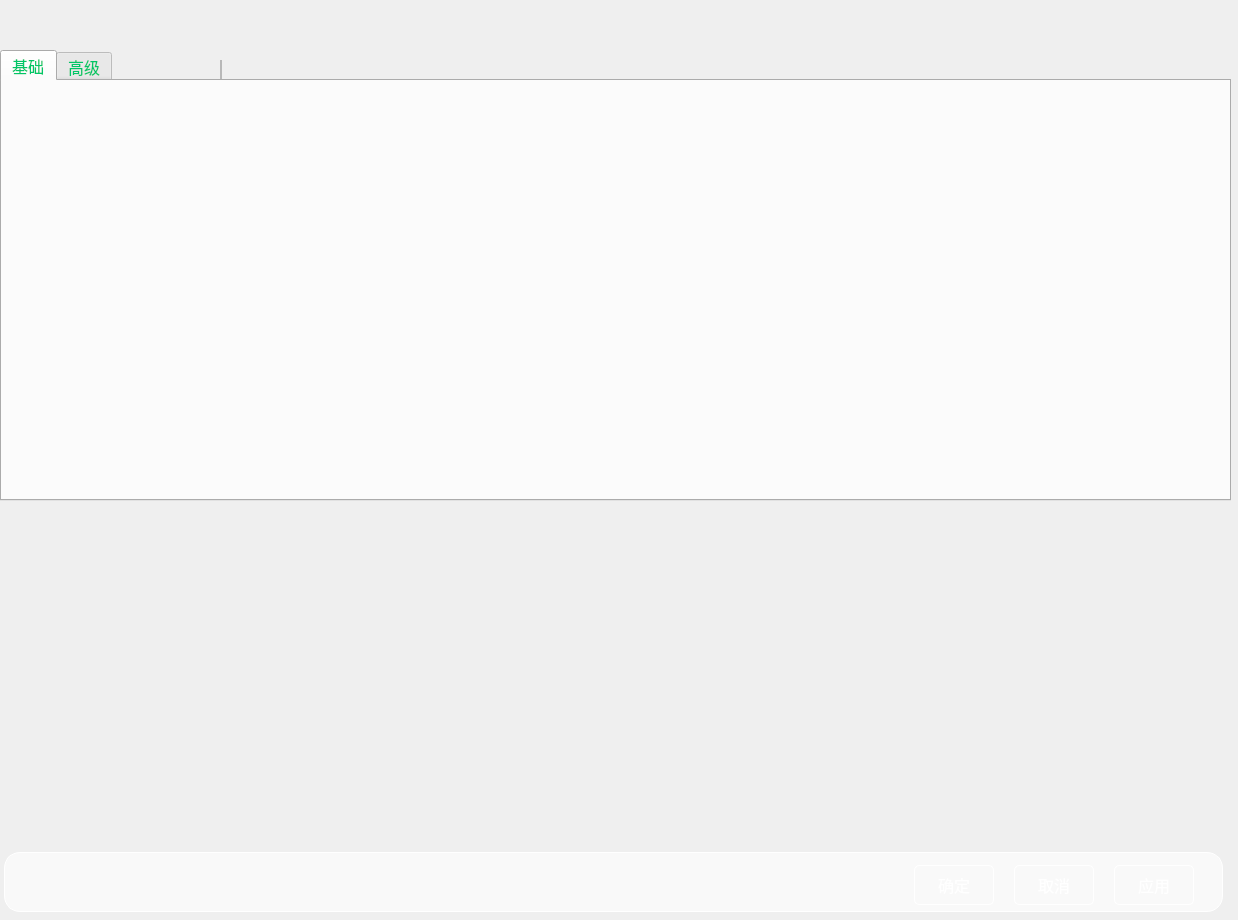
huangjingpei/myobs, file UI/gbs/bizWidgets/GBSBizSettingAV.ui: the form before one commit.
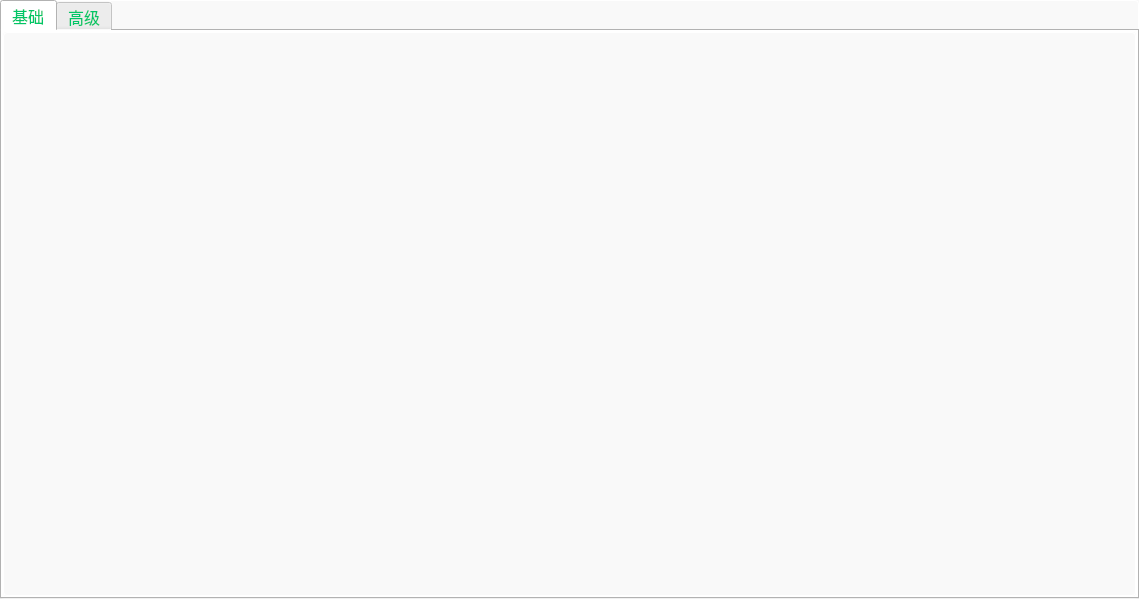
The form after the commit.

```diff
--- a/UI/gbs/bizWidgets/GBSBizSettingAV.ui
+++ b/UI/gbs/bizWidgets/GBSBizSettingAV.ui
@@ -6,13 +6,19 @@
    <rect>
     <x>0</x>
     <y>0</y>
-    <width>1238</width>
-    <height>920</height>
+    <width>1139</width>
+    <height>599</height>
    </rect>
   </property>
   <property name="windowTitle">
    <string>Form</string>
   </property>
+  <property name="styleSheet">
+   <string notr="true">background-color:#F9F9F9;
+border: 1px solid  #FFFFFF;
+border-radius: 4px;
+</string>
+  </property>
   <widget class="QFrame" name="frame_3">
    <property name="geometry">
     <rect>
@@ -133,14 +139,17 @@
    <property name="geometry">
     <rect>
      <x>0</x>
-     <y>50</y>
-     <width>1231</width>
-     <height>451</height>
+     <y>0</y>
+     <width>1139</width>
+     <height>599</height>
     </rect>
    </property>
    <property name="styleSheet">
     <string notr="true">color: #01C667;
 font-size:16px;
+background-color:#F9F9F9;
+border: 1px solid  #FFFFFF;
+border-radius: 4px;
 </string>
    </property>
    <property name="tabShape">
```
